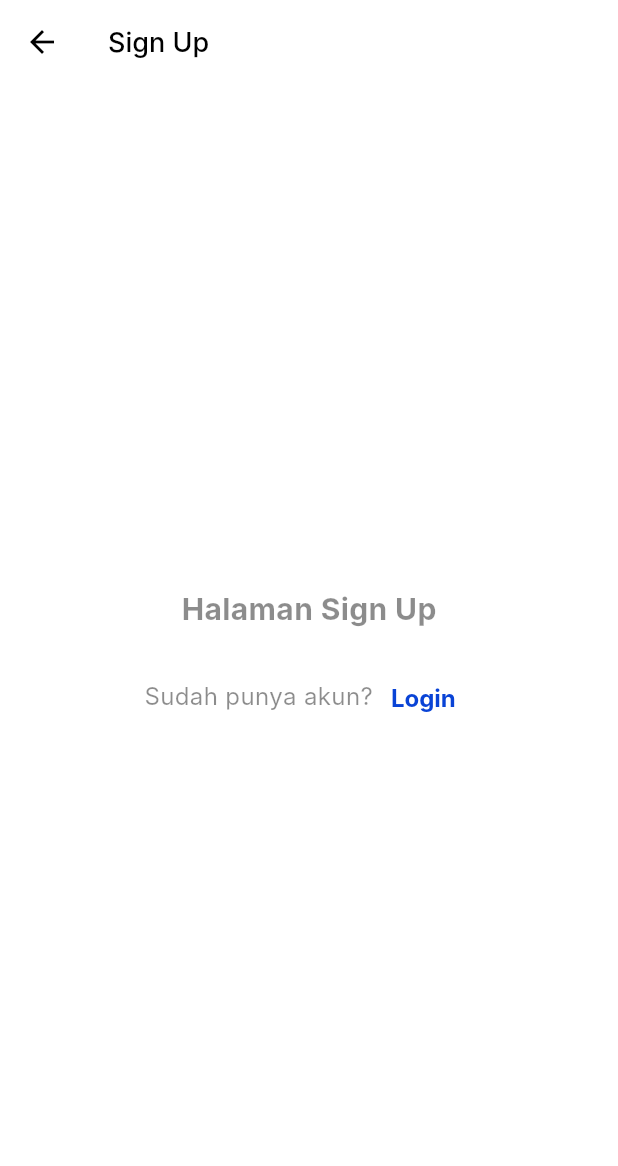
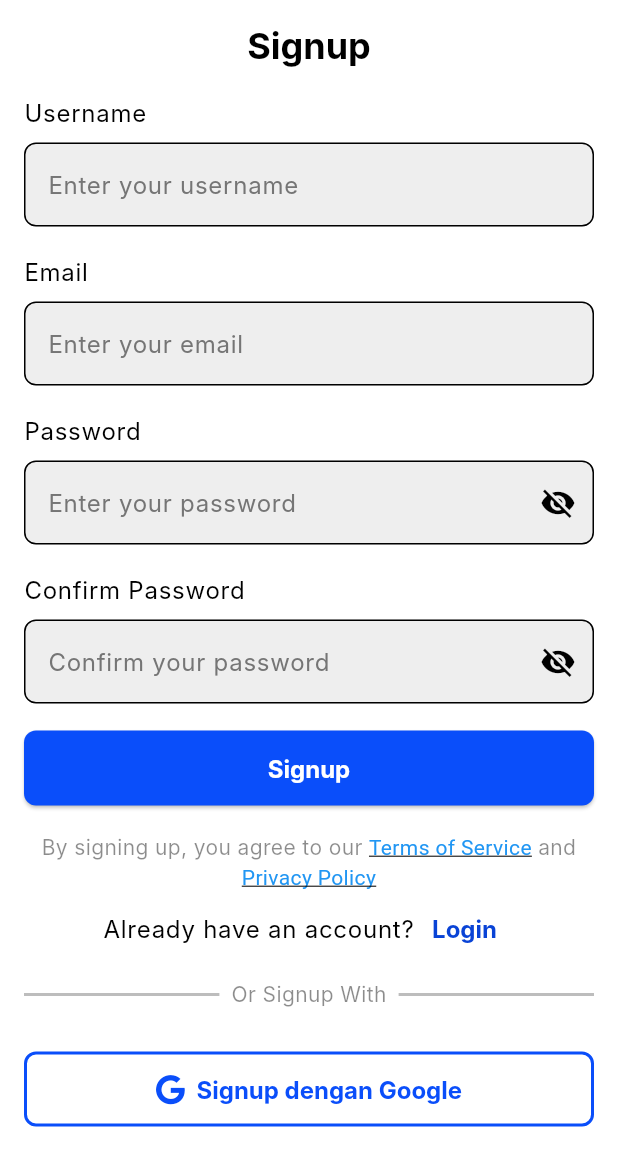
Before and after one commit to Function-Team/mobile-frontend, a Flutter app: the SignupPage screen opened by its route, on a phone screen of 412 x 824 dp. Shown: the top 1166 px of the screen. Run offline on Flutter 3.47's test engine with Material 3 defaults, Android fonts, the phone set to English and light mode, and no system bars; our stand-ins replace font_awesome_flutter, get, shared_preferences; accounts and stored records are empty; Roboto replaces fonts that are missing (Inter).

Commit message:
feat: Enhance signup page with comprehensive UI and form validation
- Redesigned signup page with improved layout and user experience
- Added form fields for username, email, password, and password confirmation
- Included terms of service and privacy policy links
- Added option to navigate to login page

Co-authored-by: Royyan AZ <kasehitoworks@gmail.com>

```diff
--- a/lib/modules/auth/views/login_page.dart
+++ b/lib/modules/auth/views/login_page.dart
@@ -14,8 +14,8 @@ class LoginPage extends StatelessWidget {
     final AuthController authController = Get.put(AuthController());
 
     return Scaffold(
-      body: SingleChildScrollView(
-        child: SafeArea(
+      body: SafeArea(
+        child: SingleChildScrollView(
           child: Padding(
             padding: const EdgeInsets.all(16),
             child: Column(
--- a/lib/modules/auth/views/signup_page.dart
+++ b/lib/modules/auth/views/signup_page.dart
@@ -1,6 +1,11 @@
+import 'package:flutter/gestures.dart';
 import 'package:flutter/material.dart';
 import 'package:function_mobile/modules/auth/controllers/auth_controller.dart';
 import 'package:get/get.dart';
+import 'package:function_mobile/components/buttons/outline_button.dart';
+import 'package:function_mobile/components/buttons/primary_button.dart';
+import 'package:function_mobile/components/inputs/custom_text_field.dart';
+import 'package:font_awesome_flutter/font_awesome_flutter.dart';
 
 class SignupPage extends StatelessWidget {
   const SignupPage({super.key});
@@ -10,38 +15,164 @@ class SignupPage extends StatelessWidget {
     final AuthController authController = Get.find<AuthController>();
 
     return Scaffold(
-      appBar: AppBar(
-        title: Text('Sign Up'),
-        elevation: 0,
-      ),
-      body: Center(
+      body: SafeArea(
+        child: SingleChildScrollView(
+          child: Padding(
+            padding: const EdgeInsets.all(16),
             child: Column(
               mainAxisAlignment: MainAxisAlignment.center,
               children: [
-            Text(
-              "Halaman Sign Up",
-              style: TextStyle(fontSize: 20, fontWeight: FontWeight.bold),
+                Text('Signup', style: Theme.of(context).textTheme.displaySmall),
+                SizedBox(height: 18),
+                Obx(() => authController.errorMessage.isNotEmpty
+                    ? Container(
+                        padding: EdgeInsets.all(8),
+                        margin: EdgeInsets.only(bottom: 16),
+                        decoration: BoxDecoration(
+                          color: Colors.red.withOpacity(0.1),
+                          borderRadius: BorderRadius.circular(8),
                         ),
-            SizedBox(height: 20),
+                        child: Text(
+                          authController.errorMessage.value,
+                          style: TextStyle(color: Colors.red),
+                        ),
+                      )
+                    : SizedBox()),
+                Column(
+                  crossAxisAlignment: CrossAxisAlignment.start,
+                  children: [
+                    Text("Username",
+                        style: Theme.of(context).textTheme.bodyLarge),
+                    SizedBox(height: 8),
+                    CustomTextField(
+                      hintText: 'Enter your username',
+                      isPassword: false,
+                      controller: authController.emailLoginController,
+                    ),
+                  ],
+                ),
+                SizedBox(height: 18),
+                Column(
+                  crossAxisAlignment: CrossAxisAlignment.start,
+                  children: [
+                    Text("Email", style: Theme.of(context).textTheme.bodyLarge),
+                    SizedBox(height: 8),
+                    CustomTextField(
+                      hintText: 'Enter your email',
+                      isPassword: false,
+                      controller: authController.emailLoginController,
+                    ),
+                  ],
+                ),
+                SizedBox(height: 18),
+                Column(crossAxisAlignment: CrossAxisAlignment.start, children: [
+                  Text("Password",
+                      style: Theme.of(context).textTheme.bodyLarge),
+                  SizedBox(height: 8),
+                  CustomTextField(
+                      hintText: 'Enter your password',
+                      isPassword: true,
+                      controller: authController.passwordLoginController),
+                ]),
+                SizedBox(height: 18),
+                Column(crossAxisAlignment: CrossAxisAlignment.start, children: [
+                  Text("Confirm Password",
+                      style: Theme.of(context).textTheme.bodyLarge),
+                  SizedBox(height: 8),
+                  CustomTextField(
+                      hintText: 'Confirm your password',
+                      isPassword: true,
+                      controller: authController.passwordLoginController),
+                ]),
+                SizedBox(height: 18),
+                Obx(() => PrimaryButton(
+                      text: authController.isLoading.value
+                          ? 'Signing up...'
+                          : 'Signup',
+                      onPressed: authController.isLoading.value
+                          ? null
+                          : () {
+                              authController.login();
+                            },
+                    )),
+                SizedBox(height: 18),
+                Text.rich(
+                  TextSpan(
+                    text: 'By signing up, you agree to our ',
+                    children: [
+                      TextSpan(
+                        text: 'Terms of Service',
+                        style: TextStyle(
+                          color: Colors.blue,
+                          decoration: TextDecoration.underline,
+                        ),
+                        recognizer: TapGestureRecognizer()
+                          ..onTap = () {
+                            Get.toNamed('/termsOfService');
+                          },
+                      ),
+                      TextSpan(text: ' and '),
+                      TextSpan(
+                        text: 'Privacy Policy',
+                        style: TextStyle(
+                          color: Colors.blue,
+                          decoration: TextDecoration.underline,
+                        ),
+                        recognizer: TapGestureRecognizer()
+                          ..onTap = () {
+                            Get.toNamed('/privacyPolicy');
+                          },
+                      ),
+                    ],
+                  ),
+                  textAlign: TextAlign.center,
+                ),
                 Row(
                   mainAxisAlignment: MainAxisAlignment.center,
                   children: [
-                Text(
-                  "Sudah punya akun?",
-                  style: TextStyle(fontSize: 16),
-                ),
+                    Text("Already have an account?",
+                        style: Theme.of(context).textTheme.bodyLarge),
                     TextButton(
                       onPressed: () => authController.goToLogin(),
-                  child: const Text(
+                      child: Text(
                         'Login',
-                    style: TextStyle(
-                      fontWeight: FontWeight.bold,
-                    ),
                       ),
                     ),
                   ],
                 ),
+                Row(
+                  children: [
+                    Expanded(
+                      child: Divider(
+                        color: Colors.grey[400],
+                        thickness: 2,
+                        height: 40,
+                      ),
+                    ),
+                    Padding(
+                      padding: EdgeInsets.symmetric(horizontal: 8),
+                      child: Text('Or Signup With',
+                          style: Theme.of(context).textTheme.bodyMedium),
+                    ),
+                    Expanded(
+                      child: Divider(
+                        color: Colors.grey[400],
+                        thickness: 2,
+                        height: 40,
+                      ),
+                    ),
                   ],
+                ),
+                SizedBox(height: 18),
+                OutlineButton(
+                  text: "Signup dengan Google",
+                  icon: FontAwesomeIcons.google,
+                  useFaIcon: true,
+                  onPressed: () {},
+                ),
+              ],
+            ),
+          ),
         ),
       ),
     );
```
Lines whose indentation alone changed are shown as unchanged.
